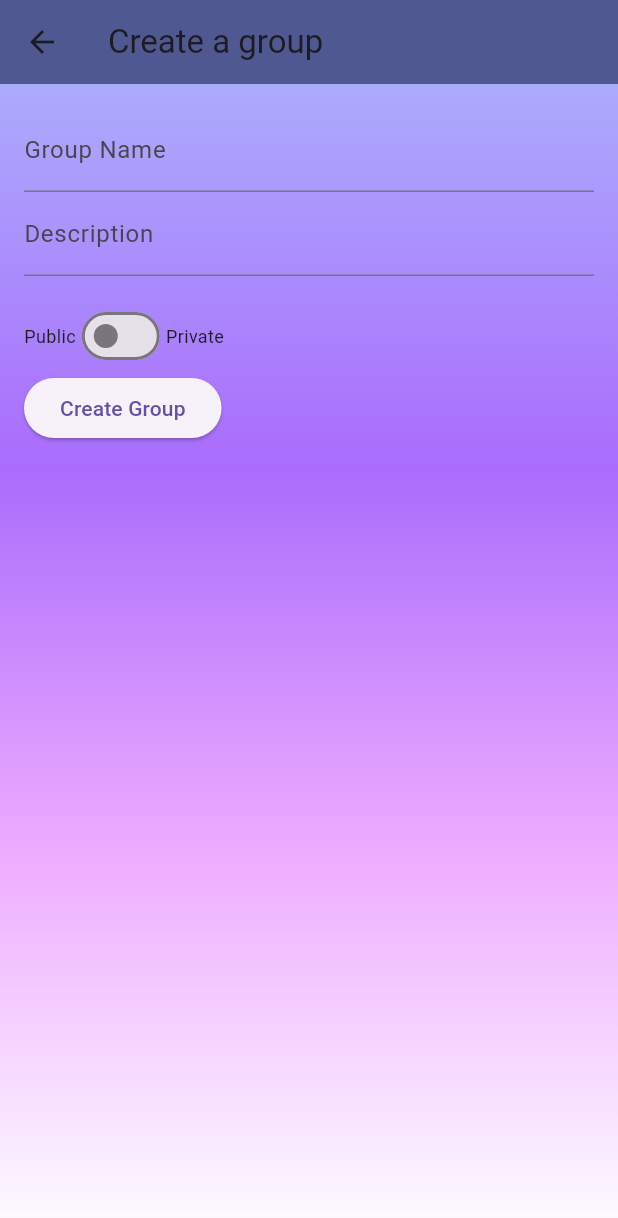
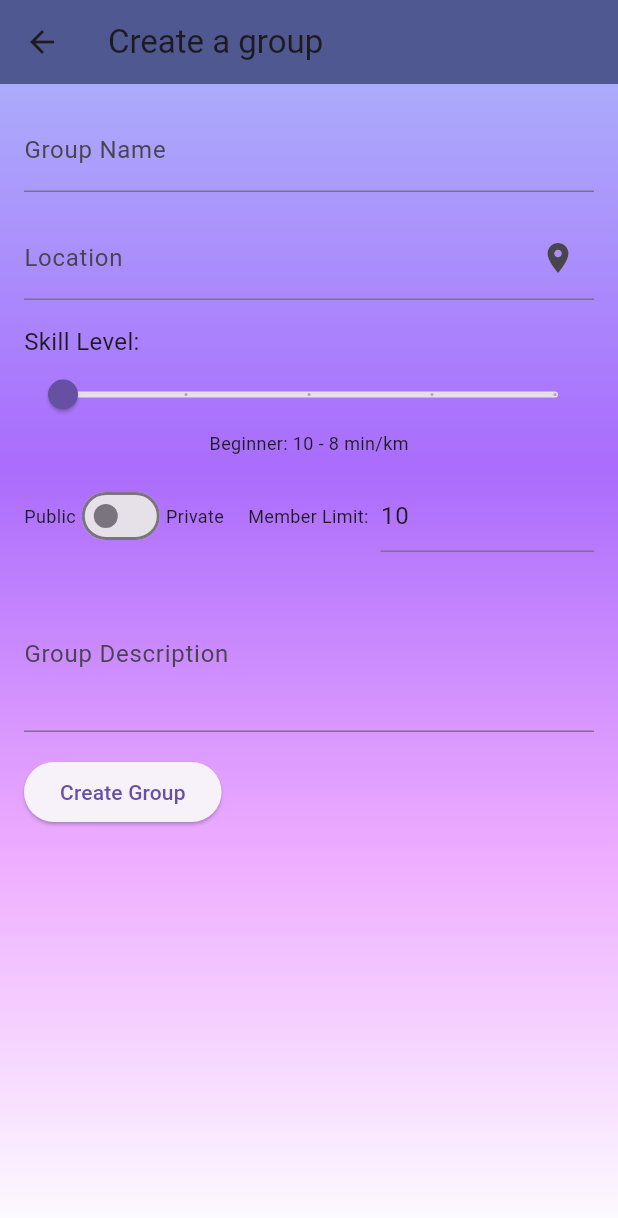
Before and after one commit to Edwinexd/dsv-pvt, a Flutter app: the GroupCreation screen opened directly, on a phone screen of 412 x 824 dp. Shown: the top 1218 px of the screen. Run offline on Flutter 3.47's test engine with Material 3 defaults, Android fonts, the phone set to English and light mode, and no system bars; our stand-ins replace dio, flutter_dotenv, google_fonts; missing offline and left inert: location_picker_flutter_map; network calls fail.

Commit message:
Added skill level and member limit to group creation Changed the design of group creation page - (according to Figma).

```diff
--- a/flutter_application/lib/views/group_creation_page.dart
+++ b/flutter_application/lib/views/group_creation_page.dart
@@ -1,6 +1,6 @@
 import 'package:flutter/material.dart';
 import 'package:flutter_application/background_for_pages.dart';
-//member invites?
+import 'package:location_picker_flutter_map/location_picker_flutter_map.dart';
 
 class GroupCreation extends StatefulWidget {
   const GroupCreation({super.key});
@@ -11,10 +11,21 @@ class GroupCreation extends StatefulWidget {
 
 class GroupCreationState extends State<GroupCreation> {
   final _nameController = TextEditingController();
+  final _locationController = TextEditingController();
   final _descriptionController = TextEditingController();
   bool _isPublic = false;
+  int _memberLimit = 10; //Default member limit
+  int _skillLevel = 0;
   bool _isGroupCreated = false;
   String _errorMessage = '';
+
+  List<String> skillLevels = [
+    'Beginner: 10 - 8 min/km',
+    'Intermediate: 8 - 6 min/km',
+    'Advanced: 6 - 5 min/km',
+    'Professional: 5 - 4 min/km',
+    'Elite: < 4 min/km'
+  ];
 
   @override
   Widget build(BuildContext context) {
@@ -33,16 +44,46 @@ class GroupCreationState extends State<GroupCreation> {
                 controller: _nameController,
                 decoration: const InputDecoration(labelText: 'Group Name'),
               ),
-              TextFormField(
-                controller: _descriptionController,
-                decoration: const InputDecoration(labelText: 'Description'),
+              const SizedBox(height: 16.0),
+              Row(
+                children: [
+                  Expanded(
+                    child: TextFormField(
+                      controller: _locationController,
+                      decoration: InputDecoration(
+                        labelText: 'Location',
+                        suffixIcon: Icon(Icons.location_on),
+                      ),
+                    ),
+                  ),
+                ],
               ),
-              const SizedBox(
-                height: 16.0,
+              const SizedBox(height: 16.0),
+              Text(
+                'Skill Level:',
+                style: TextStyle(fontSize: 16),
               ),
+              Slider(
+                value: _skillLevel.toDouble(),
+                min: 0,
+                max: 4,
+                divisions: 4,
+                onChanged: (double value) {
+                  setState(() {
+                    _skillLevel = value.round();
+                  });
+                },
+              ),
+              Center(
+                child: Text(
+                  skillLevels[_skillLevel],
+                  style: TextStyle(fontSize: 12),
+                ),
+              ),
+              const SizedBox(height: 16.0),
               Row(
                 children: <Widget>[
-                  const Text(
+                  Text(
                     'Public',
                     style: TextStyle(fontSize: 12.0),
                   ),
@@ -54,12 +95,37 @@ class GroupCreationState extends State<GroupCreation> {
                       });
                     },
                   ),
-                  const Text(
+                  Text(
                     'Private',
                     style: TextStyle(fontSize: 12.0),
                   ),
+                  const SizedBox(width: 16.0),
+                  Text(
+                    'Member Limit:',
+                    style: TextStyle(fontSize: 12.0),
+                  ),
+                  const SizedBox(width: 8.0),
+                  Expanded(
+                    child: TextFormField(
+                      initialValue: _memberLimit.toString(),
+                      keyboardType: TextInputType.number,
+                      onChanged: (value) {
+                        setState(() {
+                          _memberLimit = int.tryParse(value) ?? 0;
+                        });
+                      },
+                    ),
+                  ),
                 ],
               ),
+              const SizedBox(height: 16.0),
+              TextFormField(
+                controller: _descriptionController,
+                decoration:
+                    const InputDecoration(labelText: 'Group Description'),
+                maxLines: 3,
+              ),
+              const SizedBox(height: 16.0),
               ElevatedButton(
                 onPressed: () {
                   createGroup();
```
